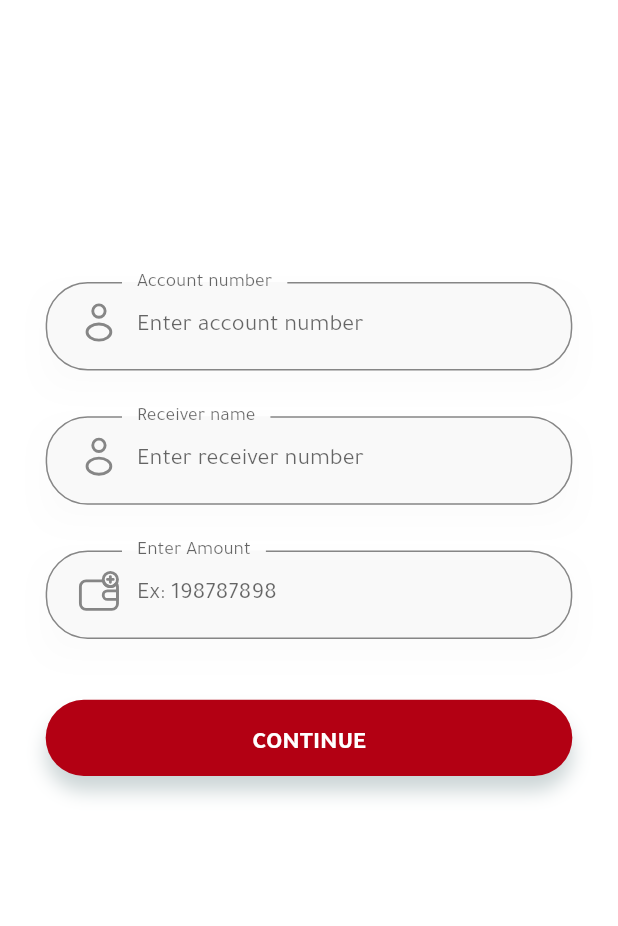
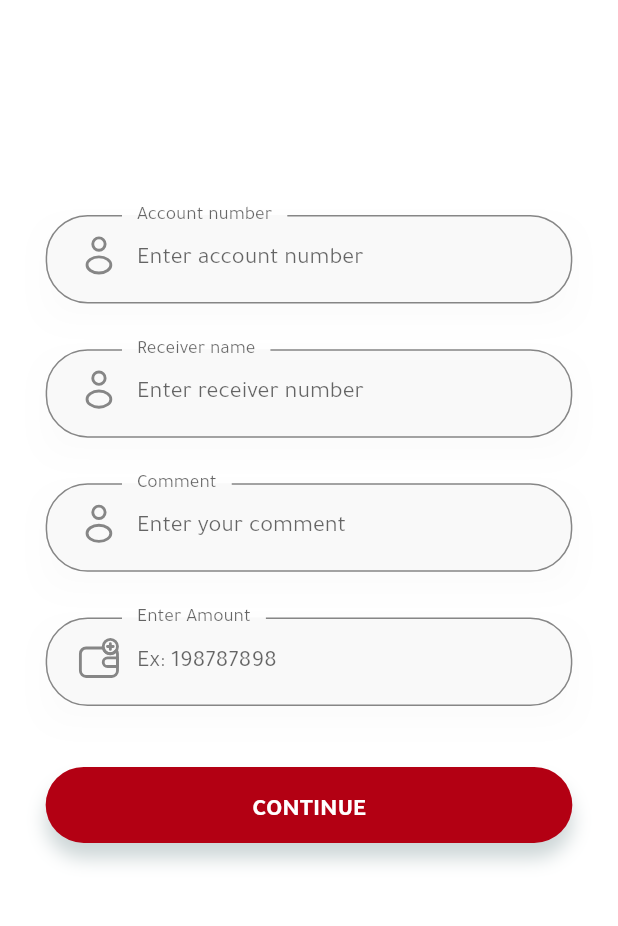
Before and after one commit to MohamedSaifAldawla/Alfal-Pay, a Flutter app: the TransferScreen screen opened by its route, after a tap on "CONTINUE", on a phone screen of 412 x 824 dp, the part 131-1057 px from its top. Run offline on Flutter 3.47's test engine with Material 2 defaults, Android fonts, the phone set to English and light mode, and no system bars; our stand-ins replace cached_network_image, dio, flutter_svg, gap, get, get_storage and 7 more; missing offline and left inert: qr_code_scanner, restart_app; accounts and stored records are empty; network calls fail.

Commit message:
13-8-2023

```diff
--- a/lib/Controllers/User/auth_controller.dart
+++ b/lib/Controllers/User/auth_controller.dart
@@ -214,6 +214,7 @@ class AuthController extends GetxController with BaseController {
         GetStorage().remove('full_name'),
         GetStorage().remove('first_name'),
         GetStorage().remove('second_name'),
+        GetStorage().remove('phone_number'),
         GetStorage().remove('balance'),
         GetStorage().remove('login_token'),
         GetStorage().write("walletIsShow", true),
@@ -233,6 +234,7 @@ class AuthController extends GetxController with BaseController {
         GetStorage().write('full_name', user.value.fullName),
         GetStorage().write('first_name', user.value.firstName),
         GetStorage().write('second_name', user.value.secondName),
+        GetStorage().write('phone_number', user.value.phoneNumber),
         GetStorage().write('balance', user.value.balance),
         GetStorage().write('profilePic', user.value.profilePic),
         GetStorage().write('login_token', user.value.token),
--- a/lib/Controllers/User/main_controller.dart
+++ b/lib/Controllers/User/main_controller.dart
@@ -49,9 +49,11 @@ class MainController extends GetxController {
         .replaceAll('.', '_')
         .replaceAll(':', '_');
     final name = "screenshot_$time";
-    final result = await ImageGallerySaver.saveImage(image, name: name);
+    final result =
+        await ImageGallerySaver.saveImage(image, name: name, quality: 100);
+    //debugPrint(result['isSuccess'].toString());
     if (result['isSuccess'] == true) {
-      debugPrint(result);
+      debugPrint(result['isSuccess'].toString());
       SnackBar(
           "Success".tr,
           "Saved successfully".tr,
--- a/lib/Localization/localization.dart
+++ b/lib/Localization/localization.dart
@@ -137,6 +137,16 @@ class Localization implements Translations {
           "Receiver name": "Receiver name",
           "Enter account number": "Enter account number",
           "Please Enter account": "Please Enter account number",
+          "Comment": "Comment",
+          "Enter your comment": "Enter your comment",
+          "Amount Successfully": "Operation Successfully",
+          "Amount Error": "Operation Failure",
+          "Transferred amount": "Transferred amount",
+          "Transaction id": "Transaction id",
+          "Type": "Type",
+          "From": "From",
+          "To": "To",
+          "Date": "Date",
 
           //----------------------------------- Other Page -------------------------//
           "Maintenance": "Sorry the app is under maintenance",
@@ -240,7 +250,7 @@ class Localization implements Translations {
           "Currency": "أسعار الصرف",
           "Profile": "حسابي",
           "Settings": "الإعدادات",
-          "SDG": "جنيه",
+          "SDG": "ج",
 
           //--------------------------- Profile --------------//
           "Account": "الحساب",
@@ -280,6 +290,16 @@ class Localization implements Translations {
           "Receiver name": "إسم الحساب",
           "Enter account number": "أدخل رقم الحساب",
           "Please Enter account": "الرجاء إدخال رقم الحساب",
+          "Comment": "التعليق",
+          "Enter your comment": "الرجاء إدخال التعليق",
+          "Amount Successfully": "نجحت العمليه",
+          "Amount Error": "فشلت العمليه",
+          "Transferred amount": "القيمه المرسله",
+          "Transaction id": "رقم المعامله",
+          "Type": "نوع المعامله",
+          "From": "من",
+          "To": "إلى",
+          "Date": "التاريخ",
 
           //----------------------------------- Other Page -------------------------//
           "Maintenance": "عذرآ التطبيق في وضع الصيانه",
--- a/lib/Models/user.dart
+++ b/lib/Models/user.dart
@@ -9,6 +9,7 @@ class User {
   dynamic secondName;
   dynamic thirdName;
   dynamic fullName;
+  dynamic phoneNumber;
   dynamic balance;
   dynamic profilePic;
   dynamic token;
@@ -23,6 +24,7 @@ class User {
     this.secondName,
     this.thirdName,
     this.fullName,
+    this.phoneNumber,
     this.accountNumber,
     this.error,
     this.balance,
@@ -36,6 +38,7 @@ class User {
         secondName: json['second_name'],
         thirdName: json['third_name'],
         fullName: json['full_name'],
+        phoneNumber: json['phone'],
         balance: json['balance'],
         profilePic: json['profile_pic'],
         token: json['token'],
--- a/lib/Services/api.dart
+++ b/lib/Services/api.dart
@@ -163,16 +163,8 @@ class Api {
   } //end of Recharge
 
   //--------------------- Transfer --------------------------//
-  static Future<Response> transfer({
-    required String amount,
-    required String accountNumber,
-  }) async {
-    FormData formData = FormData.fromMap(
-      {
-        'amount': amount,
-        'account_number': accountNumber,
-      },
-    );
+  static Future<Response> transfer({required transferData}) async {
+    FormData formData = FormData.fromMap(transferData);
     return dio.post('/balance-transfer-confirm', data: formData);
   } //end of Transfer
 
--- a/lib/Util/Widgets/wallet.dart
+++ b/lib/Util/Widgets/wallet.dart
@@ -102,7 +102,7 @@ class Wallet extends StatelessWidget {
                           height: getProportionateScreenHeight(20),
                           color: AppColors.kPrimaryLightColor),
                     ),
-                    const Gap(10),
+                    Gap(getProportionateScreenHeight(10)),
                     InkWell(
                       onTap: onTap,
                       child: Padding(
--- a/lib/Views/Client/History/history_screen.dart
+++ b/lib/Views/Client/History/history_screen.dart
@@ -4,14 +4,12 @@ import 'package:flutter/material.dart';
 import 'package:flutter_svg/flutter_svg.dart';
 import 'package:gap/gap.dart';
 import 'package:get/get.dart';
-import 'package:lottie/lottie.dart';
 import '../../../Animations/FadeAnimation.dart';
 import '../../../Util/Globals/globals.dart';
 import '../../../Util/Widgets/trans_card.dart';
 
 class HistoryScreen extends StatelessWidget {
   const HistoryScreen({Key? key}) : super(key: key);
-  //final transController = Get.find<HistoryScreen>();
 
   @override
   Widget build(BuildContext context) {
--- a/lib/Views/Client/Home/trans_qr_scanner.dart
+++ b/lib/Views/Client/Home/trans_qr_scanner.dart
@@ -6,15 +6,12 @@ import 'package:flutter_svg/svg.dart';
 import 'package:gap/gap.dart';
 import 'package:get/get.dart';
 import 'package:qr_code_scanner/qr_code_scanner.dart';
-
 import '../../../Animations/FadeAnimation.dart';
 import '../../../Util/Globals/globals.dart';
-import '../../../Util/Widgets/form_error.dart';
 import '../../../Util/Widgets/inputField.dart';
 import '../../../Util/Widgets/intro.dart';
 import '../../../Util/Widgets/primary_button.dart';
 import '../../../Util/size_config.dart';
-import 'home_screen.dart';
 
 class TransferQR extends StatefulWidget {
   const TransferQR({Key? key}) : super(key: key);
@@ -27,9 +24,8 @@ class _TransferQRState extends State<TransferQR> {
   final formKey = GlobalKey<FormState>();
   final _accountNumber = TextEditingController();
   final _amount = TextEditingController();
-  String? accountNumber;
+  final _comment = TextEditingController();
   String? scannedQR;
-  String? amount;
   Barcode? barcode;
   QRViewController? controller;
   final GlobalKey qrKey = GlobalKey(debugLabel: 'QR');
@@ -81,7 +77,7 @@ class _TransferQRState extends State<TransferQR> {
                 : AppColors.kPrimaryDarkColor,
             child: SizedBox(
               width: double.infinity,
-              height: getProportionateScreenHeight(390),
+              height: getProportionateScreenHeight(450),
               child: Form(
                 key: formKey,
                 child: Column(
@@ -93,6 +89,8 @@ class _TransferQRState extends State<TransferQR> {
                           onPressed: () {
                             Get.back();
                             reassemble();
+                            _amount.text = "";
+                            _comment.text = "";
                           },
                           icon: SvgPicture.asset(
                             "assets/icons/Close.svg",
@@ -127,12 +125,24 @@ class _TransferQRState extends State<TransferQR> {
                               obscureText: false,
                               enabled: true,
                               keyboardType: TextInputType.number,
-                              onSaved: (newValue) => accountNumber = newValue,
                             ),
                           ),
                           Gap(getProportionateScreenHeight(30)),
                           FadeAnimation2(
                             1.1,
+                            InputField(
+                              controller: _comment,
+                              label: "Comment".tr,
+                              hint: "Enter your comment".tr,
+                              type: "Comment",
+                              icon: "assets/icons/Person.svg",
+                              obscureText: false,
+                              keyboardType: TextInputType.text,
+                            ),
+                          ),
+                          Gap(getProportionateScreenHeight(30)),
+                          FadeAnimation2(
+                            1.2,
                             InputField(
                               controller: _amount,
                               label: "Enter your Amount".tr,
@@ -141,12 +151,11 @@ class _TransferQRState extends State<TransferQR> {
                               icon: "assets/icons/top-up.svg",
                               obscureText: false,
                               keyboardType: TextInputType.number,
-                              onSaved: (newValue) => amount = newValue,
                             ),
                           ),
                           Gap(getProportionateScreenHeight(40)),
                           FadeAnimation(
-                            1.2,
+                            1.3,
                             PrimaryButton(
                               text: "Continue".tr,
                               press: () {
@@ -178,9 +187,16 @@ class _TransferQRState extends State<TransferQR> {
                                 if (_accountNumber.text.isNotEmpty &&
                                     _amount.text.isNotEmpty) {
                                   walletController
+                                          .transferData['account_number'] =
+                                      _accountNumber.text;
+                                  walletController.transferData['amount'] =
+                                      _amount.text;
+                                  walletController.transferData['comment'] =
+                                      _comment.text;
+                                  walletController
                                       .transfer(
-                                          accountNumber: _accountNumber.text,
-                                          amount: _amount.text)
+                                          transferData:
+                                              walletController.transferData)
                                       .then(
                                     (value) {
                                       if (walletController.successShowDialog ==
--- a/lib/Views/Client/Home/transfer_screen.dart
+++ b/lib/Views/Client/Home/transfer_screen.dart
@@ -50,8 +50,21 @@ class TransferScreen extends StatelessWidget {
                 type: "Account",
                 icon: "assets/icons/Person.svg",
                 obscureText: false,
-                keyboardType: TextInputType.number,
+                keyboardType: TextInputType.text,
                 enabled: true,
+              ),
+            ),
+            Gap(getProportionateScreenHeight(30)),
+            FadeAnimation2(
+              1,
+              InputField(
+                controller: walletController.comment,
+                label: "Comment".tr,
+                hint: "Enter your comment".tr,
+                type: "Comment",
+                icon: "assets/icons/Person.svg",
+                obscureText: false,
+                keyboardType: TextInputType.text,
               ),
             ),
             Gap(getProportionateScreenHeight(30)),
@@ -73,18 +86,6 @@ class TransferScreen extends StatelessWidget {
               PrimaryButton(
                 text: "Continue".tr,
                 press: () {
-                  if (walletController.accountNumber.text.isEmpty) {
-                    mainController.SnackBar(
-                        "Error".tr,
-                        'Please Enter account'.tr,
-                        SvgPicture.asset(
-                          "assets/icons/Close.svg",
-                          color: Colors.white,
-                        ),
-                        AppColors.error,
-                        SnackPosition.TOP,
-                        2);
-                  }
                   if (walletController.amount.text.isEmpty) {
                     mainController.SnackBar(
                         "Error".tr,
@@ -98,13 +99,19 @@ class TransferScreen extends StatelessWidget {
                         2);
                   }
 
-                  if (walletController.accountNumber.text.isNotEmpty &&
-                      walletController.amount.text.isNotEmpty) {
+                  if (walletController.amount.text.isNotEmpty) {
+                    walletController.transferData['account_number'] =
+                        walletController.accountNumber.text;
+                    walletController.transferData['amount'] =
+                        walletController.amount.text;
+                    walletController.transferData['comment'] =
+                        walletController.comment.text;
                     walletController
-                        .transfer(
-                            accountNumber: walletController.accountNumber.text,
-                            amount: walletController.amount.text)
-                        .then((value) => walletController.amount.text = "");
+                        .transfer(transferData: walletController.transferData)
+                        .then((value) => {
+                              walletController.amount.text = "",
+                              walletController.comment.text = "",
+                            });
                   }
                 },
               ),
--- a/lib/Views/Client/Profile/profile_screen.dart
+++ b/lib/Views/Client/Profile/profile_screen.dart
@@ -96,7 +96,7 @@ class ProfileScreen extends StatelessWidget {
                     FadeAnimation(
                       1.2,
                       BodyText(
-                        text: '+249${GetStorage().read('phone')}',
+                        text: '+249${GetStorage().read('phone_number')}',
                         fontSize: getProportionateScreenHeight(14),
                       ),
                     ),
--- a/lib/routes.dart
+++ b/lib/routes.dart
@@ -68,7 +68,7 @@ List<GetPage<dynamic>> routes = [
   GetPage(name: Routes.home, page: () => const HomeScreen()),
   GetPage(name: Routes.profile, page: () => const ProfileScreen()),
   GetPage(name: Routes.history, page: () => const HistoryScreen()),
-  GetPage(name: Routes.ticket, page: () => TicketScreen()),
+  //GetPage(name: Routes.ticket, page: () => TicketScreen()),
   GetPage(name: Routes.transfer, page: () => TransferScreen()),
   GetPage(name: Routes.qrScanner, page: () => const TransferQR()),
   GetPage(name: Routes.agents, page: () => const AgentsScreen()),
```
Also changed, not shown: lib/Controllers/User/wallet_controller.dart (+5 -6 lines), lib/Util/Widgets/trans_card.dart (+8 -3 lines), lib/Views/Client/History/ticket_screen.dart (+53 -15 lines), lib/Views/Client/Home/home_screen.dart (+19 -15 lines), 1 other file.
